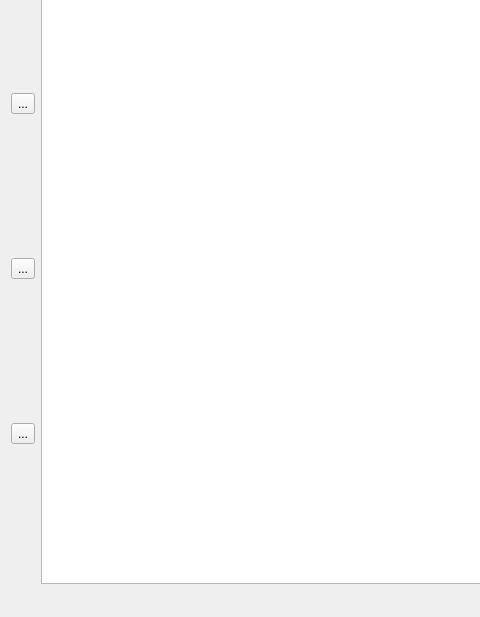
Qt form roi_selector/roi.ui (noelniles/lablr) before a commit; both pictures show x 0 to 480 and y 92 to 709 of the 879 by 709 pixel window.
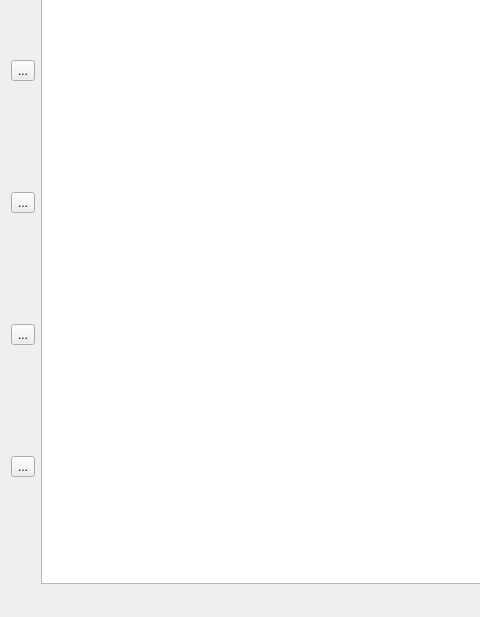
The same form after that commit.

```diff
--- a/roi_selector/roi.ui
+++ b/roi_selector/roi.ui
@@ -43,6 +43,13 @@
         </attribute>
        </widget>
       </item>
+      <item>
+       <widget class="QToolButton" name="clear_btn">
+        <property name="text">
+         <string>...</string>
+        </property>
+       </widget>
+      </item>
       <item>
        <widget class="QToolButton" name="save_btn">
         <property name="toolTip">
```
